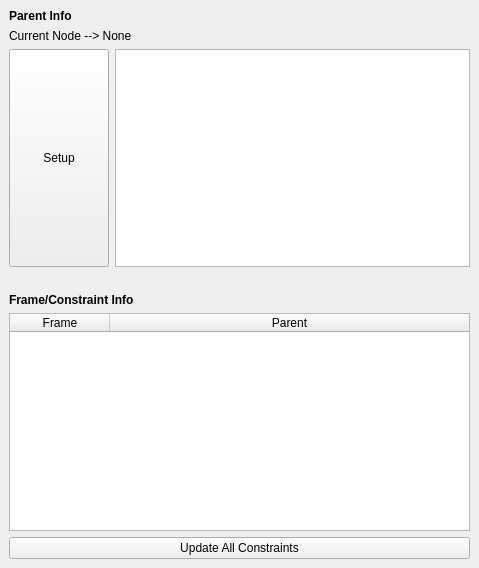
First picture: the form in dpAutoRigSystem/Extras/Ui/SpaceSwitcher.ui, repository nilouco/dpAutoRigSystem, before the edit.
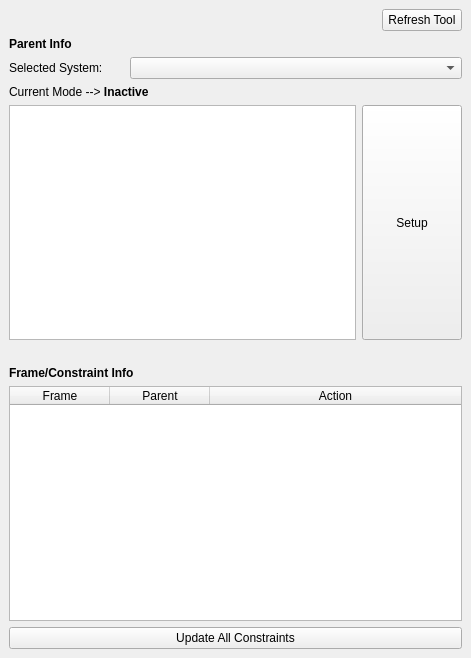
Second picture: the form after the edit.

Commit message: Fix some bugs after doing tests with animators. Also add a system selection feature with a combo box and a refresh button. Need to be tested more by animators, but I think that most of the problems are fixed.

```diff
--- a/dpAutoRigSystem/Extras/Ui/SpaceSwitcher.ui
+++ b/dpAutoRigSystem/Extras/Ui/SpaceSwitcher.ui
@@ -6,8 +6,8 @@
    <rect>
     <x>0</x>
     <y>0</y>
-    <width>479</width>
-    <height>568</height>
+    <width>471</width>
+    <height>658</height>
    </rect>
   </property>
   <property name="sizeIncrement">
@@ -24,6 +24,30 @@
   </property>
   <widget class="QWidget" name="centralwidget">
    <layout class="QVBoxLayout" name="verticalLayout">
+    <item>
+     <layout class="QHBoxLayout" name="horizontalLayout_2">
+      <item>
+       <spacer name="horizontalSpacer">
+        <property name="orientation">
+         <enum>Qt::Horizontal</enum>
+        </property>
+        <property name="sizeHint" stdset="0">
+         <size>
+          <width>348</width>
+          <height>20</height>
+         </size>
+        </property>
+       </spacer>
+      </item>
+      <item>
+       <widget class="QPushButton" name="btnRefresh">
+        <property name="text">
+         <string>Refresh Tool</string>
+        </property>
+       </widget>
+      </item>
+     </layout>
+    </item>
     <item>
      <widget class="QLabel" name="lblSetupInfo">
       <property name="text">
@@ -31,15 +55,49 @@
       </property>
      </widget>
     </item>
+    <item>
+     <layout class="QHBoxLayout" name="horizontalLayout_3">
+      <item>
+       <widget class="QLabel" name="lblSetupInfo_2">
+        <property name="maximumSize">
+         <size>
+          <width>115</width>
+          <height>16777215</height>
+         </size>
+        </property>
+        <property name="text">
+         <string>Selected System:</string>
+        </property>
+       </widget>
+      </item>
+      <item>
+       <widget class="QComboBox" name="cbSysList">
+        <property name="editable">
+         <bool>false</bool>
+        </property>
+        <property name="modelColumn">
+         <number>0</number>
+        </property>
+       </widget>
+      </item>
+     </layout>
+    </item>
     <item>
      <widget class="QLabel" name="lblStatus">
       <property name="text">
-       <string>Current Node --&gt; None</string>
+       <string>Current Mode --&gt; &lt;b&gt;Inactive&lt;/b&gt;</string>
       </property>
      </widget>
     </item>
     <item>
      <layout class="QHBoxLayout" name="horizontalLayout">
+      <item>
+       <widget class="QListView" name="lstParent">
+        <property name="modelColumn">
+         <number>0</number>
+        </property>
+       </widget>
+      </item>
       <item>
        <widget class="QPushButton" name="btnAction">
         <property name="sizePolicy">
@@ -59,13 +117,6 @@
         </property>
        </widget>
       </item>
-      <item>
-       <widget class="QListView" name="lstParent">
-        <property name="modelColumn">
-         <number>0</number>
-        </property>
-       </widget>
-      </item>
      </layout>
     </item>
     <item>
@@ -96,6 +147,15 @@
     </item>
     <item>
      <widget class="QTableWidget" name="tblFrameInfo">
+      <property name="horizontalScrollBarPolicy">
+       <enum>Qt::ScrollBarAlwaysOff</enum>
+      </property>
+      <property name="autoScroll">
+       <bool>true</bool>
+      </property>
+      <property name="textElideMode">
+       <enum>Qt::ElideRight</enum>
+      </property>
       <property name="sortingEnabled">
        <bool>true</bool>
       </property>
@@ -105,7 +165,7 @@
       <attribute name="horizontalHeaderCascadingSectionResizes">
        <bool>true</bool>
       </attribute>
-      <attribute name="horizontalHeaderDefaultSectionSize">
+      <attribute name="horizontalHeaderMinimumSectionSize">
        <number>100</number>
       </attribute>
       <attribute name="horizontalHeaderStretchLastSection">
@@ -124,6 +184,11 @@
         <string>Parent</string>
        </property>
       </column>
+      <column>
+       <property name="text">
+        <string>Action</string>
+       </property>
+      </column>
      </widget>
     </item>
     <item>
```
The commit also changes 2 other files.
